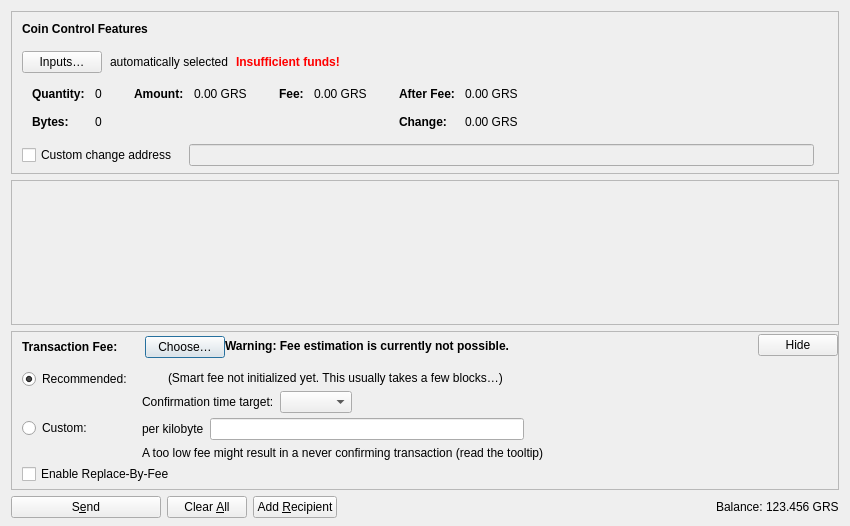
This is src/qt/forms/sendcoinsdialog.ui in DM-enterprises/bitcoin as Qt 5 draws it before an edit. The edited form follows.
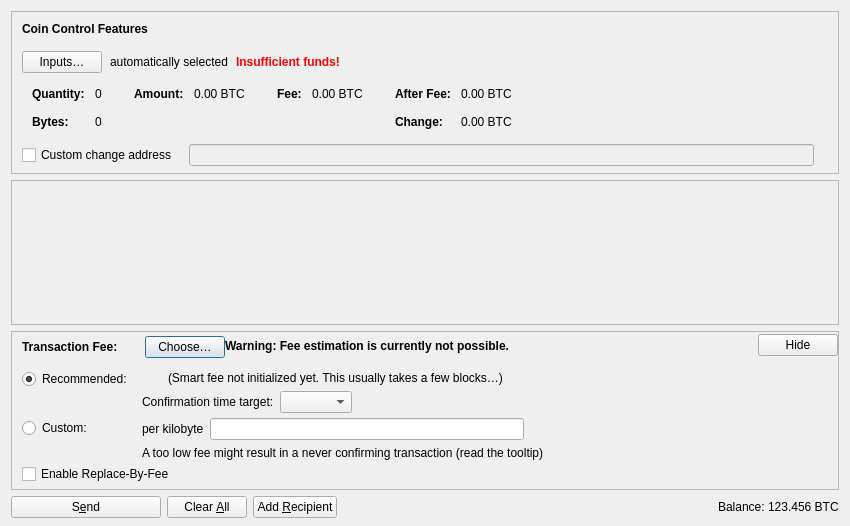
This is the edited form. Icons and pictures are not drawn. Custom widgets are drawn as their Qt base class.

What changed in the file:
```diff
--- a/src/qt/forms/sendcoinsdialog.ui
+++ b/src/qt/forms/sendcoinsdialog.ui
@@ -327,7 +327,7 @@
                   <enum>Qt::ActionsContextMenu</enum>
                  </property>
                  <property name="text">
-                  <string notr="true">0.00 GRS</string>
+                  <string notr="true">0.00 BTC</string>
                  </property>
                  <property name="textInteractionFlags">
                   <set>Qt::LinksAccessibleByMouse|Qt::TextSelectableByKeyboard|Qt::TextSelectableByMouse</set>
@@ -378,7 +378,7 @@
                   <enum>Qt::ActionsContextMenu</enum>
                  </property>
                  <property name="text">
-                  <string notr="true">0.00 GRS</string>
+                  <string notr="true">0.00 BTC</string>
                  </property>
                  <property name="textInteractionFlags">
                   <set>Qt::LinksAccessibleByMouse|Qt::TextSelectableByKeyboard|Qt::TextSelectableByMouse</set>
@@ -432,7 +432,7 @@
                   <enum>Qt::ActionsContextMenu</enum>
                  </property>
                  <property name="text">
-                  <string notr="true">0.00 GRS</string>
+                  <string notr="true">0.00 BTC</string>
                  </property>
                  <property name="textInteractionFlags">
                   <set>Qt::LinksAccessibleByMouse|Qt::TextSelectableByKeyboard|Qt::TextSelectableByMouse</set>
@@ -461,7 +461,7 @@
                   <enum>Qt::ActionsContextMenu</enum>
                  </property>
                  <property name="text">
-                  <string notr="true">0.00 GRS</string>
+                  <string notr="true">0.00 BTC</string>
                  </property>
                  <property name="textInteractionFlags">
                   <set>Qt::LinksAccessibleByMouse|Qt::TextSelectableByKeyboard|Qt::TextSelectableByMouse</set>
@@ -1191,7 +1191,7 @@
           <cursorShape>IBeamCursor</cursorShape>
          </property>
          <property name="text">
-          <string notr="true">123.456 GRS</string>
+          <string notr="true">123.456 BTC</string>
          </property>
          <property name="textInteractionFlags">
           <set>Qt::LinksAccessibleByMouse|Qt::TextSelectableByKeyboard|Qt::TextSelectableByMouse</set>
```
Left out of the diff: 2 changed lines with no effect on the pictures.
